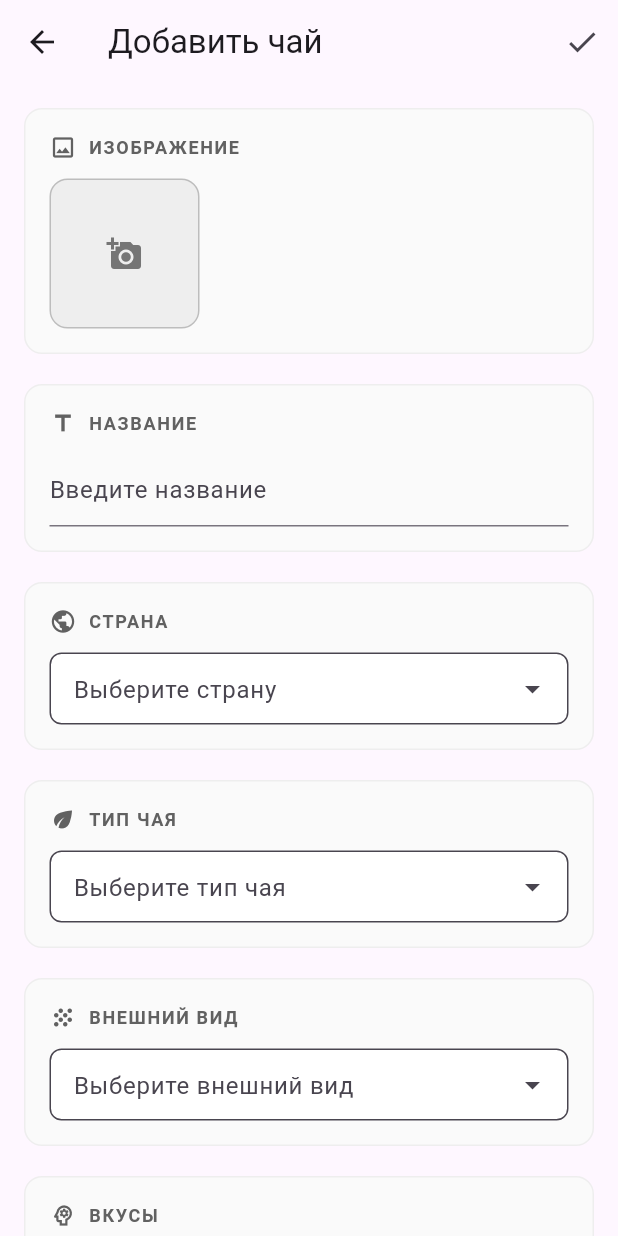
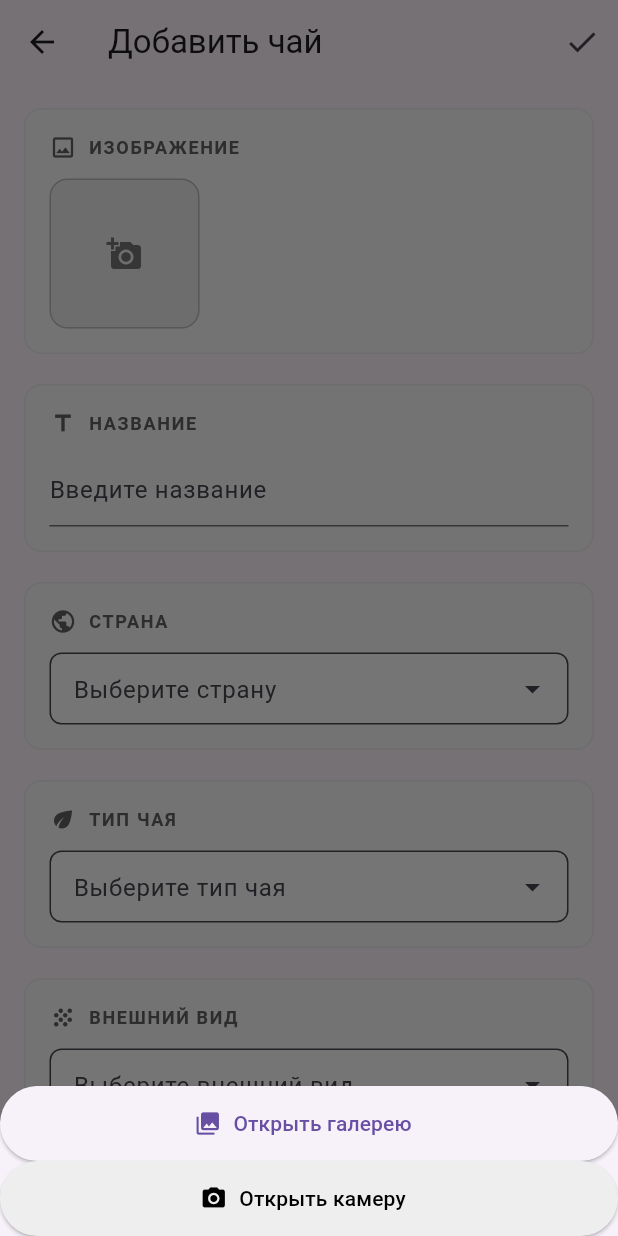
Before and after one commit to ahalay994/flutter_tea, a Flutter app: the AddScreen screen opened directly, after a tap on the "add a photo" icon, on a phone screen of 412 x 824 dp. Run offline on Flutter 3.47's test engine with Material 3 defaults, Android fonts, the phone set to English and light mode, and no system bars; drawn by our look-alikes of dropdown_search; our stand-ins replace carousel_slider, flutter_dotenv, flutter_riverpod, flutter_widget_from_html, image_picker, photo_view; missing offline and left inert: flutter_quill; network calls fail.

Commit message:
Добавил выбор загрузки изображений с камеры и галереи

```diff
--- a/lib/screens/add/widgets/image_picker_section.dart
+++ b/lib/screens/add/widgets/image_picker_section.dart
@@ -18,6 +18,62 @@ class ImagePickerSection extends StatelessWidget {
     }
   }
 
+  Future<void> _takePhoto() async {
+    final ImagePicker picker = ImagePicker();
+
+    // Ключевой момент: source: ImageSource.camera
+    final XFile? photo = await picker.pickImage(
+      source: ImageSource.camera,
+      imageQuality: 80, // немного сжимаем, чтобы приложение не лагало
+    );
+
+    if (photo != null) {
+      // Добавляем новое фото к уже выбранным
+      onImagesChanged([...selectedImages, photo]);
+    }
+  }
+
+  Future<void> _showPickerOptions(BuildContext context) async {
+    showModalBottomSheet(
+      context: context,
+      builder: (BuildContext context) {
+        return SafeArea(
+          child: Wrap(
+            children: [
+              ElevatedButton.icon(
+                onPressed: () {
+                  Navigator.pop(context);
+                  _pickImages();
+                },
+                icon: const Icon(Icons.photo_library),
+                label: const Text('Открыть галерею'),
+                style: ElevatedButton.styleFrom(
+                  minimumSize: const Size(double.infinity, 50), // Кнопка на всю ширину
+                ),
+              ),
+
+              const SizedBox(height: 10), // Отступ между кнопками
+              // КНОПКА КАМЕРА
+              ElevatedButton.icon(
+                onPressed: () {
+                  Navigator.pop(context);
+                  _takePhoto();
+                },
+                icon: const Icon(Icons.camera_alt),
+                label: const Text('Открыть камеру'),
+                style: ElevatedButton.styleFrom(
+                  backgroundColor: Colors.grey[200], // Другой цвет, чтобы различать
+                  foregroundColor: Colors.black,
+                  minimumSize: const Size(double.infinity, 50),
+                ),
+              ),
+            ],
+          ),
+        );
+      },
+    );
+  }
+
   @override
   Widget build(BuildContext context) {
     return Column(
@@ -30,7 +86,7 @@ class ImagePickerSection extends StatelessWidget {
             children: [
               // Кнопка "+"
               GestureDetector(
-                onTap: _pickImages,
+                onTap: () => _showPickerOptions(context),
                 child: Container(
                   width: 100,
                   decoration: BoxDecoration(
```
